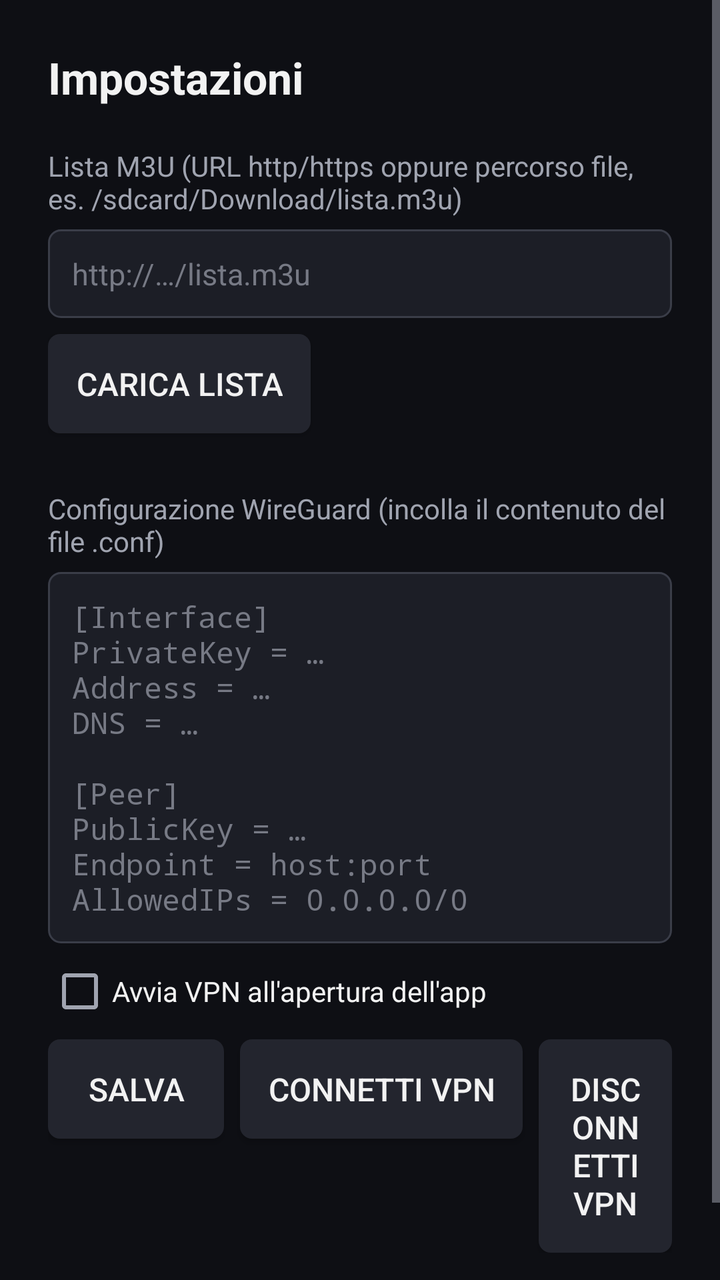
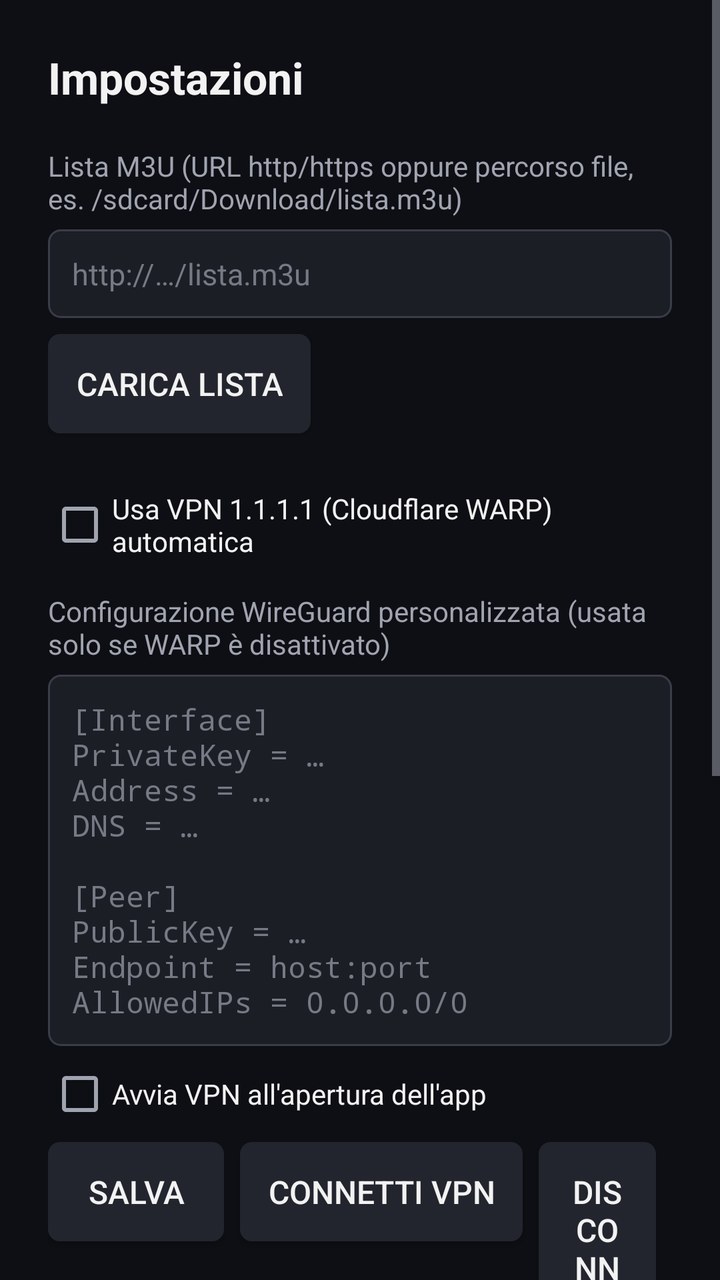

Before-and-after screenshots of an Android layout around one commit, followed by the original layout XML and the change that was made.
<!-- AndroidManifest.xml: application theme AppTheme -->
<!-- res/layout/activity_settings.xml -->
<?xml version="1.0" encoding="utf-8"?>
<ScrollView xmlns:android="http://schemas.android.com/apk/res/android"
    android:layout_width="match_parent"
    android:layout_height="match_parent">

    <LinearLayout
        android:layout_width="match_parent"
        android:layout_height="wrap_content"
        android:orientation="vertical"
        android:padding="24dp">

        <TextView
            android:layout_width="match_parent"
            android:layout_height="wrap_content"
            android:text="@string/settings"
            android:textSize="22sp"
            android:textStyle="bold"
            android:textColor="#F2F2F2" />

        <TextView
            android:layout_width="match_parent"
            android:layout_height="wrap_content"
            android:layout_marginTop="20dp"
            android:text="@string/playlist_source"
            android:textColor="#A0A4B0" />

        <EditText
            android:id="@+id/playlistSource"
            style="@style/TvEdit"
            android:layout_width="match_parent"
            android:layout_height="wrap_content"
            android:layout_marginTop="6dp"
            android:inputType="textUri"
            android:singleLine="true"
            android:hint="http://…/lista.m3u" />

        <Button
            android:id="@+id/btnLoad"
            style="@style/TvButton"
            android:layout_width="wrap_content"
            android:layout_height="wrap_content"
            android:layout_marginTop="8dp"
            android:text="@string/load_playlist" />

        <TextView
            android:layout_width="match_parent"
            android:layout_height="wrap_content"
            android:layout_marginTop="28dp"
            android:text="@string/vpn_config"
            android:textColor="#A0A4B0" />

        <EditText
            android:id="@+id/vpnConfig"
            style="@style/TvEdit"
            android:layout_width="match_parent"
            android:layout_height="wrap_content"
            android:layout_marginTop="6dp"
            android:inputType="textMultiLine|textNoSuggestions"
            android:minLines="8"
            android:gravity="top"
            android:typeface="monospace"
            android:hint="[Interface]\nPrivateKey = …\nAddress = …\nDNS = …\n\n[Peer]\nPublicKey = …\nEndpoint = host:port\nAllowedIPs = 0.0.0.0/0" />

        <CheckBox
            android:id="@+id/vpnAutostart"
            android:layout_width="wrap_content"
            android:layout_height="wrap_content"
            android:layout_marginTop="8dp"
            android:text="@string/vpn_autostart"
            android:textColor="#F2F2F2" />

        <LinearLayout
            android:layout_width="match_parent"
            android:layout_height="wrap_content"
            android:layout_marginTop="8dp"
            android:orientation="horizontal">

            <Button
                android:id="@+id/btnSave"
                style="@style/TvButton"
                android:layout_width="wrap_content"
                android:layout_height="wrap_content"
                android:layout_marginEnd="8dp"
                android:text="@string/save" />

            <Button
                android:id="@+id/btnVpnConnect"
                style="@style/TvButton"
                android:layout_width="wrap_content"
                android:layout_height="wrap_content"
                android:layout_marginEnd="8dp"
                android:text="@string/vpn_connect" />

            <Button
                android:id="@+id/btnVpnDisconnect"
                style="@style/TvButton"
                android:layout_width="wrap_content"
                android:layout_height="wrap_content"
                android:text="@string/vpn_disconnect" />
        </LinearLayout>

        <TextView
            android:id="@+id/vpnStatus"
            android:layout_width="match_parent"
            android:layout_height="wrap_content"
            android:layout_marginTop="12dp"
            android:text="@string/vpn_status_down"
            android:textColor="#A0A4B0" />
    </LinearLayout>
</ScrollView>
<!-- resources referenced by this layout -->
<resources>
  <string name="load_playlist">Carica lista</string>
  <string name="playlist_source">Lista M3U (URL http/https oppure percorso file, es. /sdcard/Download/lista.m3u)</string>
  <string name="save">Salva</string>
  <string name="settings">Impostazioni</string>
  <string name="vpn_autostart">Avvia VPN all\'apertura dell\'app</string>
  <string name="vpn_config">Configurazione WireGuard (incolla il contenuto del file .conf)</string>
  <string name="vpn_connect">Connetti VPN</string>
  <string name="vpn_disconnect">Disconnetti VPN</string>
  <string name="vpn_status_down">VPN: non connessa</string>
  <style name="TvButton" parent="Widget.AppCompat.Button">
          <item name="android:background">@drawable/focus_bg</item>
          <item name="android:textColor">#F2F2F2</item>
          <item name="android:padding">14dp</item>
          <item name="android:textSize">16sp</item>
          <item name="android:focusable">true</item>
      </style>
  <style name="TvEdit" parent="Widget.AppCompat.EditText">
          <item name="android:background">@drawable/edit_bg</item>
          <item name="android:textColor">#F2F2F2</item>
          <item name="android:textColorHint">#777A85</item>
          <item name="android:padding">12dp</item>
          <item name="android:textSize">15sp</item>
      </style>
  <style name="AppTheme" parent="Theme.AppCompat.NoActionBar">
          <item name="android:windowBackground">#0E0F14</item>
          <item name="android:textColorPrimary">#F2F2F2</item>
          <item name="android:textColorSecondary">#A0A4B0</item>
          <item name="colorAccent">#FF8A00</item>
          <item name="colorPrimary">#FF8A00</item>
          <item name="android:windowFullscreen">true</item>
      </style>
  <!-- drawable focus_bg (drawable) -->
  <?xml version="1.0" encoding="utf-8"?>
  <selector xmlns:android="http://schemas.android.com/apk/res/android">
      <item android:state_focused="true">
          <shape android:shape="rectangle">
              <solid android:color="#FF8A00" />
              <corners android:radius="6dp" />
          </shape>
      </item>
      <item>
          <shape android:shape="rectangle">
              <solid android:color="#23252E" />
              <corners android:radius="6dp" />
          </shape>
      </item>
  </selector>
  <!-- drawable edit_bg (drawable) -->
  <?xml version="1.0" encoding="utf-8"?>
  <selector xmlns:android="http://schemas.android.com/apk/res/android">
      <item android:state_focused="true">
          <shape android:shape="rectangle">
              <solid android:color="#1C1E26" />
              <stroke android:width="2dp" android:color="#FF8A00" />
              <corners android:radius="6dp" />
          </shape>
      </item>
      <item>
          <shape android:shape="rectangle">
              <solid android:color="#1C1E26" />
              <stroke android:width="1dp" android:color="#3A3D48" />
              <corners android:radius="6dp" />
          </shape>
      </item>
  </selector>
</resources>

<!-- the commit's change to res/layout/activity_settings.xml (unified diff, before → after) -->
@@ -42,10 +42,18 @@
             android:layout_marginTop="8dp"
             android:text="@string/load_playlist" />
 
+        <CheckBox
+            android:id="@+id/vpnWarp"
+            android:layout_width="wrap_content"
+            android:layout_height="wrap_content"
+            android:layout_marginTop="28dp"
+            android:text="@string/vpn_warp"
+            android:textColor="#F2F2F2" />
+
         <TextView
             android:layout_width="match_parent"
             android:layout_height="wrap_content"
-            android:layout_marginTop="28dp"
+            android:layout_marginTop="16dp"
             android:text="@string/vpn_config"
             android:textColor="#A0A4B0" />
 
@@ -96,7 +104,15 @@
                 style="@style/TvButton"
                 android:layout_width="wrap_content"
                 android:layout_height="wrap_content"
+                android:layout_marginEnd="8dp"
                 android:text="@string/vpn_disconnect" />
+
+            <Button
+                android:id="@+id/btnWarpReset"
+                style="@style/TvButton"
+                android:layout_width="wrap_content"
+                android:layout_height="wrap_content"
+                android:text="@string/vpn_warp_reset" />
         </LinearLayout>
 
         <TextView
<!-- resource entries referenced after the edit -->
@@ -5,10 +5,12 @@
   <string name="save">Salva</string>
   <string name="settings">Impostazioni</string>
   <string name="vpn_autostart">Avvia VPN all\'apertura dell\'app</string>
-  <string name="vpn_config">Configurazione WireGuard (incolla il contenuto del file .conf)</string>
+  <string name="vpn_config">Configurazione WireGuard personalizzata (usata solo se WARP è disattivato)</string>
   <string name="vpn_connect">Connetti VPN</string>
   <string name="vpn_disconnect">Disconnetti VPN</string>
   <string name="vpn_status_down">VPN: non connessa</string>
+  <string name="vpn_warp">Usa VPN 1.1.1.1 (Cloudflare WARP) automatica</string>
+  <string name="vpn_warp_reset">Rigenera profilo WARP</string>
   <style name="TvButton" parent="Widget.AppCompat.Button">
           <item name="android:background">@drawable/focus_bg</item>
           <item name="android:textColor">#F2F2F2</item>
